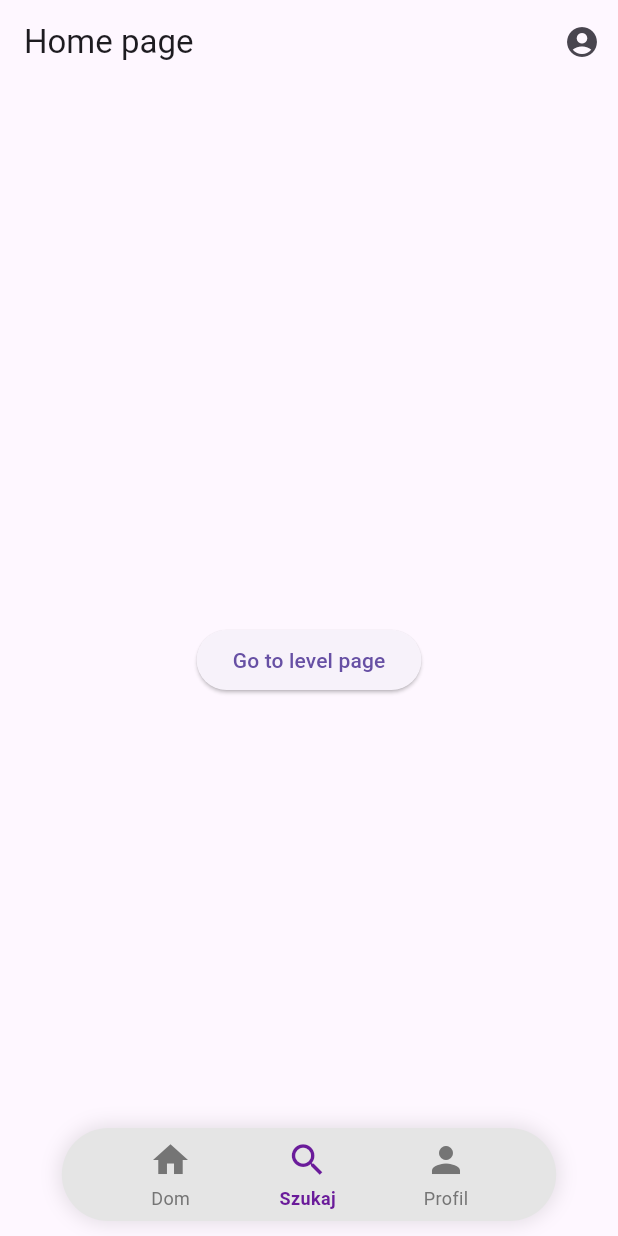
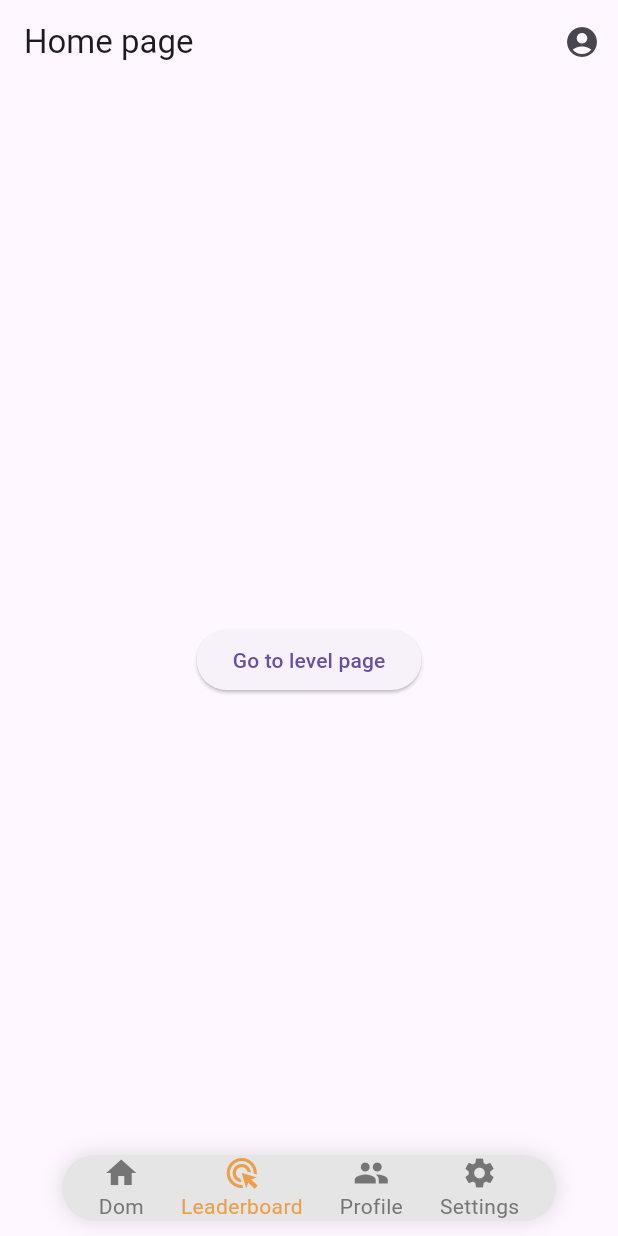
Before and after one commit to pieter0100/projektGrupowy, a Flutter app: the screen it shows after launch, on a phone screen of 412 x 824 dp. Run offline on Flutter 3.47's test engine with Material 3 defaults, Android fonts, the phone set to English and light mode, and no system bars; our stand-ins replace go_router.

Commit message:
Poprawa kolorow ikon na pasku

```diff
--- a/lib/widgets/scaffold_with_nav.dart
+++ b/lib/widgets/scaffold_with_nav.dart
@@ -59,18 +59,28 @@ class ScaffoldWithNav extends StatelessWidget {
                   label: 'Dom',
                   isSelected: navigationShell.currentIndex == 0,
                   onTap: () => _onTap(0),
+                  selectedColor: Color(0xFF41AC78),
+                ),
+                 _buildNavItem(
+                  icon: Icons.ads_click,
+                  label: 'Leaderboard',
+                  isSelected: navigationShell.currentIndex == 1,
+                  onTap: () => _onTap(1),
+                  selectedColor: Color(0xFFEB9F4A),
                 ),
                 _buildNavItem(
-                  icon: Icons.search,
-                  label: 'Szukaj',
-                  isSelected: navigationShell.currentIndex == 1,
-                  onTap: () => _onTap(1),
+                  icon: Icons.people,
+                  label: 'Profile',
+                  isSelected: navigationShell.currentIndex == 2,
+                  onTap: () => _onTap(2),
+                  selectedColor: Color(0xFFAB70DF),
                 ),
                 _buildNavItem(
-                  icon: Icons.person,
-                  label: 'Profil',
+                  icon: Icons.settings,
+                  label: 'Settings',
                   isSelected: navigationShell.currentIndex == 2,
                   onTap: () => _onTap(2),
+                  selectedColor: Color.fromARGB(255, 114, 158, 216),
                 ),
               ],
             ),
@@ -87,11 +97,22 @@ class ScaffoldWithNav extends StatelessWidget {
     required String label,
     required bool isSelected,
     required VoidCallback onTap,
+    required Color selectedColor,
   }) {
     // Kolory z Twojego zrzutu ekranu
-    final Color selectedColor = Color(0xFF6A1B9A); // Fioletowy (zgaduję)
     final Color unselectedColor = Colors.grey.shade600;
     final Color itemColor = isSelected ? selectedColor : unselectedColor;
+
+    return GestureDetector(
+    onTap: onTap,
+    child: Column(
+      mainAxisSize: MainAxisSize.min,
+      children: [
+        Icon(icon, color: itemColor),
+        Text(label, style: TextStyle(color: itemColor)),
+      ],
+    ),
+  );
 
     // InkWell daje efekt "plusku" przy kliknięciu
     return InkWell(
```
